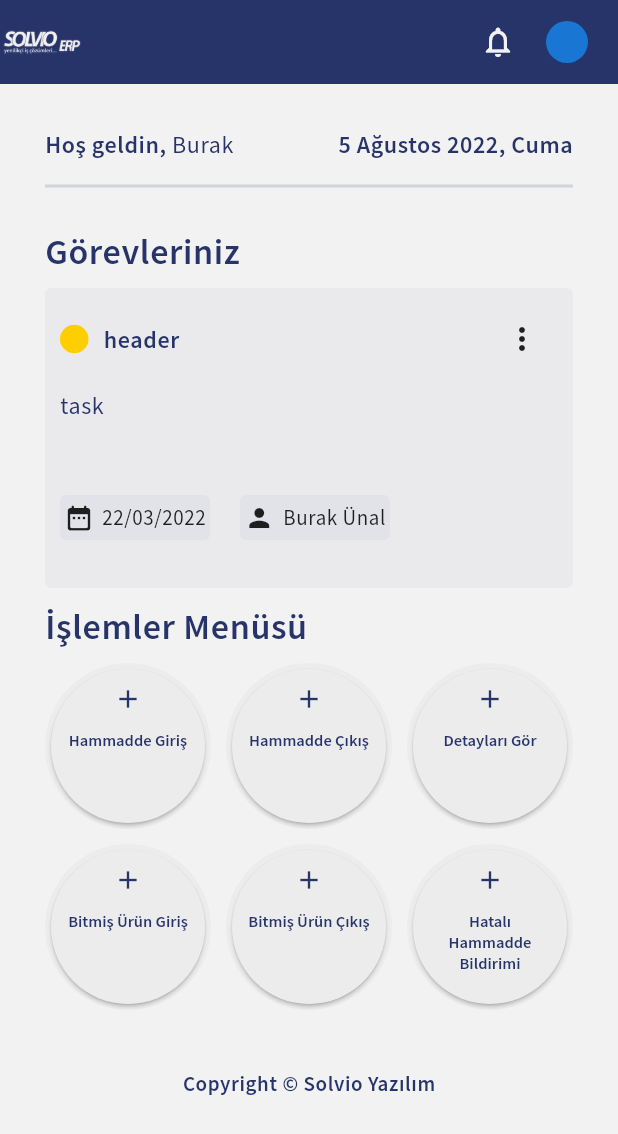
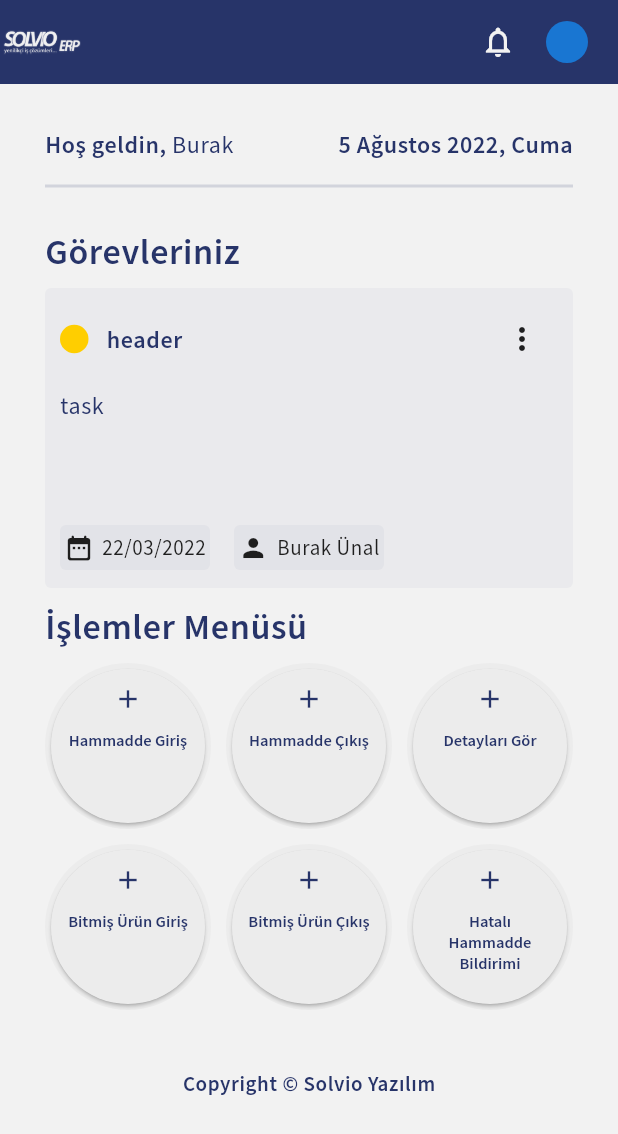
Before and after one commit to tozlukozmos/enterprise_resource_planning, a Flutter app: the Home screen opened by its route, on a phone screen of 412 x 824 dp. Shown: the top 1134 px of the screen. Run offline on Flutter 3.47's test engine with Material 2 defaults, Android fonts, the phone set to English and light mode, and no system bars; our stand-ins replace dropdown_search, flutter_secure_storage; accounts and stored records are empty.

Commit message:
cvk edited

```diff
--- a/lib/widgets/app_cards.dart
+++ b/lib/widgets/app_cards.dart
@@ -35,7 +35,7 @@ class AppCards {
                         color: color,
                       ),
                     ),
-                    const SizedBox(width: 10),
+                    const SizedBox(width: 12),
                     Text(
                       header,
                       style: AppText.contextSemiBold,
@@ -53,7 +53,7 @@ class AppCards {
               style: AppText.context,
             ),
             const SizedBox(
-              height: 50,
+              height: 70,
             ),
             Row(
               children: [
@@ -84,7 +84,7 @@ class AppCards {
                     ],
                   ),
                 ),
-                const SizedBox(width: 20),
+                const SizedBox(width: 16),
                 Container(
                   height: 30,
                   width: 100,
```
